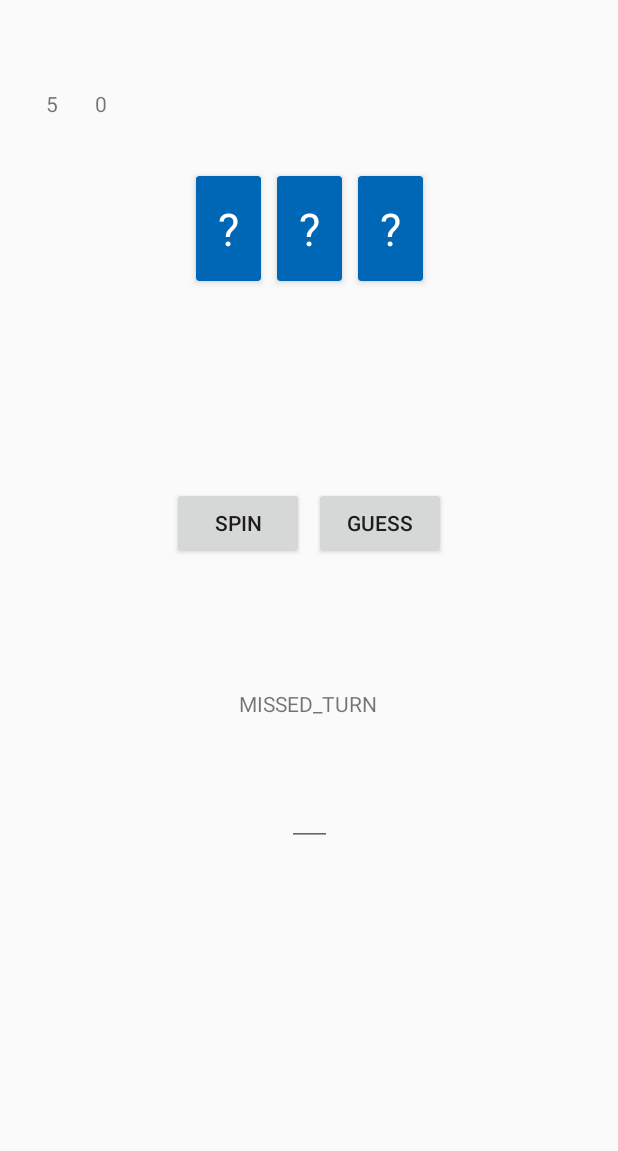
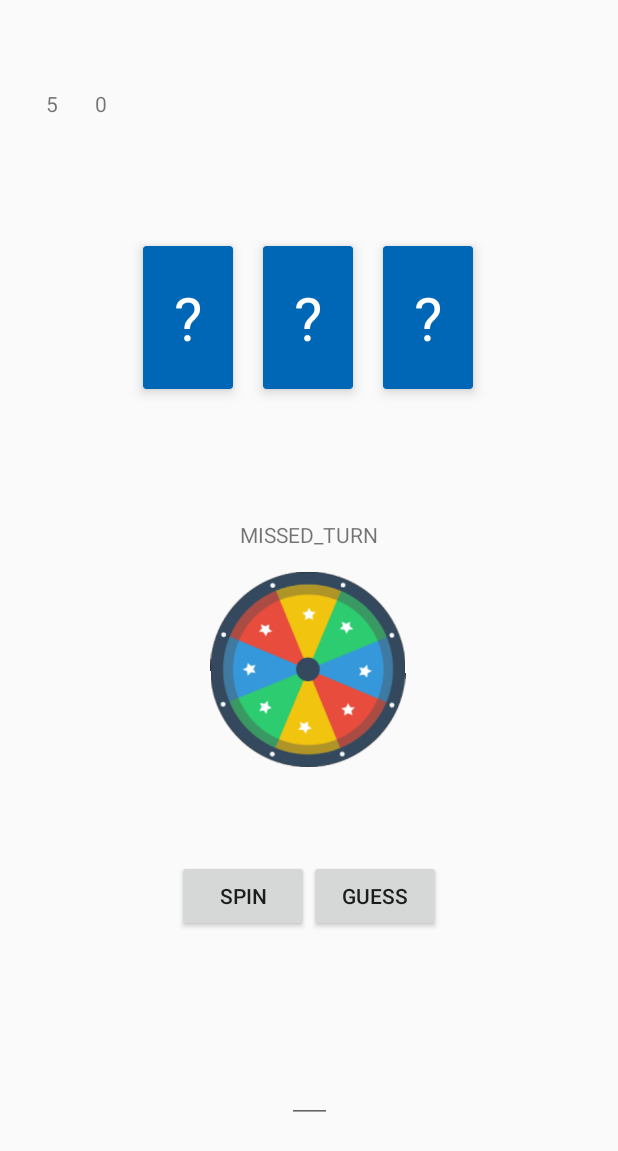
Before and after one commit to miax6351/s205353Lykkehjulet, an Android app: the GameFragment screen opened through its navigation route, after a tap on "SPIN", on a phone screen of 412 x 824 dp. Shown: the top 1151 px of the screen. Run offline under Robolectric (Android 15) with nearby library versions, the phone set to English and light mode, and no system bars.

Commit message:
animation virker + ændret lidt i layout

```diff
--- a/app/src/main/java/com/example/s205353lykkehjulet/GameFragment.kt
+++ b/app/src/main/java/com/example/s205353lykkehjulet/GameFragment.kt
@@ -1,19 +1,19 @@
 package com.example.s205353lykkehjulet
 
 import android.os.Bundle
-import androidx.fragment.app.Fragment
+import android.os.Handler
 import android.view.LayoutInflater
 import android.view.View
 import android.view.ViewGroup
+import android.view.animation.AnimationUtils
+import android.widget.ImageView
 import android.widget.TextView
-import androidx.annotation.MainThread
-import androidx.core.view.get
+import androidx.fragment.app.Fragment
 import androidx.fragment.app.viewModels
 import androidx.lifecycle.Observer
 import androidx.recyclerview.widget.LinearLayoutManager
 import androidx.recyclerview.widget.RecyclerView
 import com.example.s205353lykkehjulet.databinding.FragmentGameBinding
-
 
 class GameFragment : Fragment() {
     private var _binding: FragmentGameBinding? = null
@@ -25,6 +25,7 @@ class GameFragment : Fragment() {
     private var points: TextView? = null
     private val viewModel : GameViewModel by viewModels()
     private var player : Player? = null
+    private var luckyWheel : ImageView? = null
 
     override fun onCreate(savedInstanceState: Bundle?) {
         super.onCreate(savedInstanceState)
@@ -47,12 +48,18 @@ class GameFragment : Fragment() {
         result = binding.resultView
         points = binding.points
         player = game.getPlayer()
+        luckyWheel = binding.luckyWheel
 
 
         binding.spinWheelButton.setOnClickListener(){
             game.spinTheWheel()
-            viewModel.setResultValue(game.getResult())
-            viewModel.setPointsValue(player!!.getPoints())
+            spinningAnimation()
+            viewModel.setResultValue("")
+            Handler().postDelayed({
+                viewModel.setResultValue(game.getResult())
+                viewModel.setPointsValue(player!!.getPoints())
+            }, 1010)
+
         }
 
         binding.guessButton.setOnClickListener(){
@@ -91,5 +98,12 @@ class GameFragment : Fragment() {
 
     }
 
+    fun spinningAnimation(){
+        val angle = Math.random() * 360
+        val animRotateClick = AnimationUtils.loadAnimation(context,R.anim.rotation)
+        luckyWheel!!.startAnimation(animRotateClick)
+        luckyWheel!!.setRotation(angle.toFloat())
+    }
+
 
 }
--- /dev/null
+++ b/app/src/main/res/anim/rotation.xml
@@ -0,0 +1,9 @@
+<?xml version="1.0" encoding="utf-8"?>
+<set xmlns:android="http://schemas.android.com/apk/res/android"
+    android:interpolator="@android:anim/cycle_interpolator">
+    <rotate android:fromDegrees="0"
+        android:toDegrees="36000"
+        android:pivotX="50%"
+        android:pivotY="50%"
+        android:duration="1000" />
+</set>
--- a/app/src/main/res/layout/card_layout.xml
+++ b/app/src/main/res/layout/card_layout.xml
@@ -4,10 +4,10 @@
     android:id="@+id/cardView"
     android:layout_height="wrap_content"
     android:layout_width="wrap_content"
-    android:layout_margin="5dp"
+    android:layout_margin="10dp"
     app:cardBackgroundColor="#0066B6"
-    app:cardElevation="3dp"
-    app:contentPadding="4dp"
+    app:cardElevation="5dp"
+    app:contentPadding="10dp"
     >
 
     <androidx.constraintlayout.widget.ConstraintLayout
@@ -25,7 +25,7 @@
             app:layout_constraintStart_toStartOf="parent"
             app:layout_constraintTop_toTopOf="parent"
             android:layout_margin="5dp"
-            android:textSize="30sp"
+            android:textSize="40sp"
             android:textColor="@color/white">
 
         </TextView>
--- a/app/src/main/res/layout/fragment_game.xml
+++ b/app/src/main/res/layout/fragment_game.xml
@@ -10,11 +10,12 @@
         android:id="@+id/recyclerView"
         android:layout_width="wrap_content"
         android:layout_height="wrap_content"
-        android:layout_marginTop="112dp"
+        app:layout_constraintBottom_toTopOf="@+id/luckyWheel"
         app:layout_constraintEnd_toEndOf="parent"
-        app:layout_constraintHorizontal_bias="0.5"
+        app:layout_constraintHorizontal_bias="0.498"
         app:layout_constraintStart_toStartOf="parent"
-        app:layout_constraintTop_toTopOf="parent"></androidx.recyclerview.widget.RecyclerView>
+        app:layout_constraintTop_toTopOf="parent"
+        app:layout_constraintVertical_bias="0.578"></androidx.recyclerview.widget.RecyclerView>
 
     <TextView
         android:id="@+id/life_count"
@@ -44,27 +45,26 @@
         android:id="@+id/resultView"
         android:layout_width="wrap_content"
         android:layout_height="wrap_content"
+        android:layout_marginBottom="10dp"
         android:text=""
         app:layout_constraintBottom_toBottomOf="parent"
-        app:layout_constraintHorizontal_bias="0.498"
-        app:layout_constraintLeft_toLeftOf="parent"
-        app:layout_constraintRight_toRightOf="parent"
+        app:layout_constraintEnd_toEndOf="parent"
+        app:layout_constraintHorizontal_bias="0.501"
+        app:layout_constraintStart_toStartOf="parent"
         app:layout_constraintTop_toTopOf="parent"
-        app:layout_constraintVertical_bias="0.571" />
+        app:layout_constraintVertical_bias="0.436" />
 
     <Button
         android:id="@+id/spinWheelButton"
         android:layout_width="wrap_content"
         android:layout_height="wrap_content"
-        android:layout_marginStart="116dp"
+        android:layout_marginStart="118dp"
         android:layout_marginTop="20dp"
-        android:layout_marginEnd="3dp"
-        android:layout_marginBottom="340dp"
+        android:layout_marginBottom="24dp"
         android:text="@string/spin_button"
-        app:layout_constraintBottom_toBottomOf="parent"
-        app:layout_constraintEnd_toStartOf="@+id/guess_button"
+        app:layout_constraintBottom_toTopOf="@id/guess_input_field"
         app:layout_constraintStart_toStartOf="parent"
-        app:layout_constraintTop_toBottomOf="@+id/recyclerView">
+        app:layout_constraintTop_toBottomOf="@id/luckyWheel">
 
     </Button>
 
@@ -72,13 +72,12 @@
         android:id="@+id/guess_input_field"
         android:layout_width="30dp"
         android:layout_height="wrap_content"
-        android:layout_marginTop="39dp"
-        android:layout_marginBottom="169dp"
+        android:layout_marginBottom="75dp"
         android:textSize="30sp"
         app:layout_constraintBottom_toBottomOf="parent"
         app:layout_constraintEnd_toEndOf="parent"
-        app:layout_constraintStart_toStartOf="parent"
-        app:layout_constraintTop_toBottomOf="@+id/spinWheelButton">
+        app:layout_constraintHorizontal_bias="0.5"
+        app:layout_constraintStart_toStartOf="parent">
 
     </EditText>
 
@@ -86,14 +85,25 @@
         android:id="@+id/guess_button"
         android:layout_width="wrap_content"
         android:layout_height="wrap_content"
-        android:layout_marginStart="3dp"
         android:layout_marginTop="20dp"
-        android:layout_marginEnd="116dp"
-        android:layout_marginBottom="340dp"
+        android:layout_marginBottom="24dp"
         android:text="GUESS"
-        app:layout_constraintBottom_toBottomOf="parent"
+        app:layout_constraintBottom_toTopOf="@id/guess_input_field"
         app:layout_constraintEnd_toEndOf="parent"
+        app:layout_constraintHorizontal_bias="0.0"
         app:layout_constraintStart_toEndOf="@+id/spinWheelButton"
-        app:layout_constraintTop_toBottomOf="@+id/recyclerView" />
+        app:layout_constraintTop_toBottomOf="@+id/luckyWheel">
+        app:layout_constraintVertical_bias="0.285"></Button>
+
+    <ImageView
+        android:id="@+id/luckyWheel"
+        android:layout_width="132dp"
+        android:layout_height="130dp"
+        android:layout_marginTop="15dp"
+        android:src="@drawable/luckywheel"
+        app:layout_constraintEnd_toEndOf="parent"
+        app:layout_constraintHorizontal_bias="0.498"
+        app:layout_constraintStart_toStartOf="parent"
+        app:layout_constraintTop_toBottomOf="@+id/resultView" />
 
 </androidx.constraintlayout.widget.ConstraintLayout>
--- a/app/src/main/res/layout/fragment_landing_page.xml
+++ b/app/src/main/res/layout/fragment_landing_page.xml
@@ -69,6 +69,7 @@
         app:layout_constraintEnd_toEndOf="parent"
         app:layout_constraintHorizontal_bias="0.498"
         app:layout_constraintStart_toStartOf="parent"
-        app:layout_constraintTop_toBottomOf="@+id/imageView" />
+        app:layout_constraintTop_toBottomOf="@+id/imageView"
+        app:layout_constraintVertical_bias="1.0" />
 
 </androidx.constraintlayout.widget.ConstraintLayout>
```
Also changed, not shown: app/src/main/res/drawable/luckywheel.png (added).
